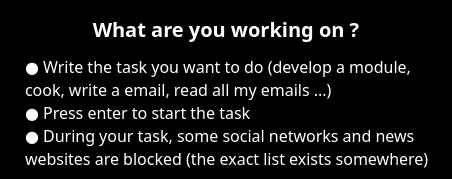
Above: boxtime/views/protipswidget.ui from jdauphant/boxtime before the change. Below: the same form after it.
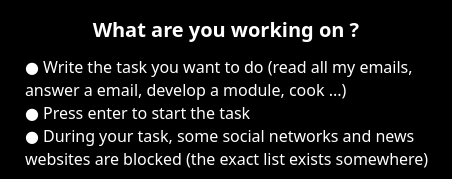
That is the form after the change.

Commit message: Improve protips position and text

Diff of the .ui file:
```diff
--- a/boxtime/views/protipswidget.ui
+++ b/boxtime/views/protipswidget.ui
@@ -461,7 +461,7 @@
 p, li { white-space: pre-wrap; }
 &lt;/style&gt;&lt;/head&gt;&lt;body style=&quot; font-family:'Nexa Light'; font-size:10pt; font-weight:400; font-style:normal;&quot; bgcolor=&quot;#000000&quot;&gt;
 &lt;p align=&quot;center&quot; style=&quot; margin-top:12px; margin-bottom:12px; margin-left:0px; margin-right:0px; -qt-block-indent:0; text-indent:0px;&quot;&gt;&lt;span style=&quot; font-family:'Nexa'; font-size:x-large; font-weight:600; color:#ffffff;&quot;&gt;What are you working on ?&lt;/span&gt;&lt;/p&gt;
-&lt;p style=&quot; margin-top:12px; margin-bottom:12px; margin-left:10px; margin-right:0px; -qt-block-indent:0; text-indent:0px;&quot;&gt;&lt;span style=&quot; font-family:'Nexa'; font-size:large; color:#ffffff;&quot;&gt;● Write the task you want to do (develop a module, cook, write a email, read all my emails ...)&lt;br /&gt;● Press enter to start the task&lt;br /&gt;● During your task, some social networks and news websites are blocked (the exact list exists somewhere)&lt;br /&gt;&lt;/span&gt;&lt;/p&gt;&lt;/body&gt;&lt;/html&gt;</string>
+&lt;p style=&quot; margin-top:12px; margin-bottom:12px; margin-left:10px; margin-right:0px; -qt-block-indent:0; text-indent:0px;&quot;&gt;&lt;span style=&quot; font-family:'Nexa'; font-size:large; color:#ffffff;&quot;&gt;● Write the task you want to do (read all my emails, answer a email, develop a module, cook ...)&lt;br /&gt;● Press enter to start the task&lt;br /&gt;● During your task, some social networks and news websites are blocked (the exact list exists somewhere)&lt;br /&gt;&lt;/span&gt;&lt;/p&gt;&lt;/body&gt;&lt;/html&gt;</string>
      </property>
      <property name="acceptRichText">
       <bool>false</bool>
```
The commit also changes 1 other file.
